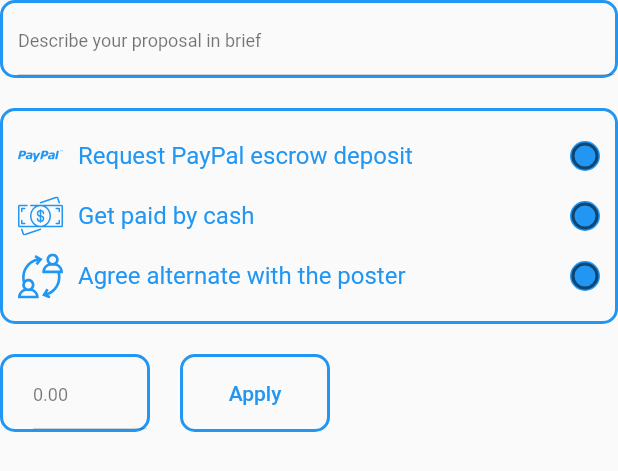
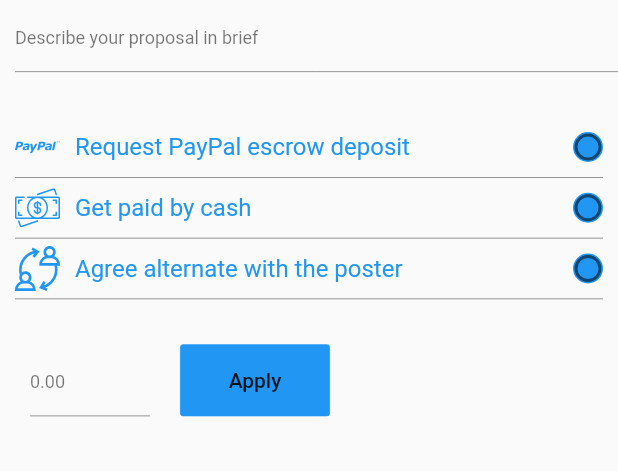
Before and after one commit to mohammed-mostapha/Fyrework, a Flutter app: the ProposalWidget widget shown alone on an empty page, opened directly with empty values, on a phone screen of 412 x 824 dp. Shown: the top 471 px of the screen. Run offline on Flutter 3.47's test engine with Material 2 defaults, Android fonts, the light colour scheme and no system bars; our stand-ins replace cached_network_image, camera, carousel_slider, chewie, cloud_firestore, connectivity and 20 more; missing offline and left inert: circular_reveal_animation, custom_switch, flutter_auth_buttons, flutter_common_exports, photo_manager, sliding_card; accounts and stored records are empty.

Commit message:
modified Apply or Hire template

```diff
--- a/lib/ui/shared/constants.dart
+++ b/lib/ui/shared/constants.dart
@@ -1,15 +1,6 @@
 import 'package:flutter/material.dart';
 
-const textInputDecoration = InputDecoration(
-  filled: true,
-  fillColor: Colors.white,
-  enabledBorder: UnderlineInputBorder(
-    borderSide: BorderSide(color: Colors.black26, width: 0.5),
-  ),
-  focusedBorder: UnderlineInputBorder(
-    borderSide: BorderSide(color: Colors.black, width: 0.5),
-  ),
-);
+//
 
 InputDecoration buildSignUpInputDecoration(BuildContext context, String hint) {
   return InputDecoration(
@@ -35,13 +26,8 @@ InputDecoration profileEditingInputDecoration(
     hintStyle: Theme.of(context).textTheme.caption,
     hintText: hint,
     errorStyle: TextStyle(height: 0),
-    // filled: true,
-    // fillColor: Colors.grey[50],
     enabledBorder: UnderlineInputBorder(
       borderSide: BorderSide(color: Colors.grey[50], width: 0.5),
     ),
-    // focusedBorder: UnderlineInputBorder(
-    //   borderSide: BorderSide(color: Colors.black, width: 0.5),
-    // ),
   );
 }
--- a/lib/ui/widgets/comment_item.dart
+++ b/lib/ui/widgets/comment_item.dart
@@ -577,8 +577,8 @@ class _CommentItemState extends State<CommentItem> {
                                               widget.preferredPaymentMethod !=
                                                       null
                                                   ? SizedBox(
-                                                      width: 20,
-                                                      height: 20,
+                                                      width: 30,
+                                                      height: 30,
                                                       child: SvgPicture.asset(
                                                           widget.preferredPaymentMethod ==
                                                                   'paypal'
--- a/lib/ui/widgets/proposal_widget.dart
+++ b/lib/ui/widgets/proposal_widget.dart
@@ -97,18 +97,25 @@ class _ProposalWidgetState extends State<ProposalWidget> {
         child: ListView(
           children: <Widget>[
             Container(
-              decoration: BoxDecoration(
-                // color: Theme.of(context).accentColor,
-                borderRadius: BorderRadius.circular(10),
-                border:
-                    Border.all(color: Theme.of(context).accentColor, width: 2),
-              ),
               padding: EdgeInsets.only(left: 10),
               child: TextFormField(
                 style: TextStyle(color: Theme.of(context).accentColor),
                 controller: _addProposalController,
                 decoration: buildSignUpInputDecoration(
-                    context, 'Describe your proposal in brief'),
+                  context,
+                  'Describe your proposal in brief',
+                ).copyWith(
+                  enabledBorder: UnderlineInputBorder(
+                    borderSide: BorderSide(
+                      color: Theme.of(context).textTheme.caption.color,
+                      width: 0.5,
+                    ),
+                  ),
+                  focusedBorder: UnderlineInputBorder(
+                    borderSide: BorderSide(
+                        color: Theme.of(context).accentColor, width: 0.5),
+                  ),
+                ),
                 inputFormatters: [
                   new LengthLimitingTextInputFormatter(500),
                 ],
@@ -121,18 +128,20 @@ class _ProposalWidgetState extends State<ProposalWidget> {
               height: 20,
             ),
             Container(
-              decoration: BoxDecoration(
-                  // color: Theme.of(context).accentColor,
-                  borderRadius: BorderRadius.circular(10),
-                  border: Border.all(
-                      color: Theme.of(context).accentColor, width: 2)),
               child: Padding(
                 padding: const EdgeInsets.all(10),
                 child: Column(
                   mainAxisAlignment: MainAxisAlignment.spaceBetween,
                   crossAxisAlignment: CrossAxisAlignment.start,
                   children: [
-                    Row(
+                    Container(
+                      decoration: BoxDecoration(
+                          border: Border(
+                              bottom: BorderSide(
+                        color: Theme.of(context).textTheme.caption.color,
+                        width: 0.5,
+                      ))),
+                      child: Row(
                         mainAxisAlignment: MainAxisAlignment.spaceBetween,
                         children: [
                           Row(
@@ -180,11 +189,15 @@ class _ProposalWidgetState extends State<ProposalWidget> {
                           ),
                         ],
                       ),
-                    // Divider(
-                    //   thickness: 0.5,
-                    //   color: Colors.black26,
-                    // ),
-                    Row(
+                    ),
+                    Container(
+                      decoration: BoxDecoration(
+                          border: Border(
+                              bottom: BorderSide(
+                        color: Theme.of(context).textTheme.caption.color,
+                        width: 0.5,
+                      ))),
+                      child: Row(
                         mainAxisAlignment: MainAxisAlignment.spaceBetween,
                         children: [
                           Row(
@@ -232,11 +245,15 @@ class _ProposalWidgetState extends State<ProposalWidget> {
                           ),
                         ],
                       ),
-                    // Divider(
-                    //   thickness: 0.5,
-                    //   color: Colors.black26,
-                    // ),
-                    Row(
+                    ),
+                    Container(
+                      decoration: BoxDecoration(
+                          border: Border(
+                              bottom: BorderSide(
+                        color: Theme.of(context).textTheme.caption.color,
+                        width: 0.5,
+                      ))),
+                      child: Row(
                         mainAxisAlignment: MainAxisAlignment.spaceBetween,
                         children: [
                           Row(
@@ -284,6 +301,7 @@ class _ProposalWidgetState extends State<ProposalWidget> {
                           ),
                         ],
                       ),
+                    ),
                   ],
                 ),
               ),
@@ -305,13 +323,7 @@ class _ProposalWidgetState extends State<ProposalWidget> {
                       children: <Widget>[
                         Container(
                           // height: 36,
-                          decoration: BoxDecoration(
-                              // color: Theme.of(context).accentColor,
-                              borderRadius: BorderRadius.circular(10),
-                              border: Border.all(
-                                color: Theme.of(context).accentColor,
-                                width: 2,
-                              )),
+
                           padding: EdgeInsets.only(left: 10),
                           width: 100,
                           child: Row(
@@ -334,7 +346,23 @@ class _ProposalWidgetState extends State<ProposalWidget> {
                                       color: Theme.of(context).accentColor),
                                   controller: _offeredBudgetController,
                                   decoration: buildSignUpInputDecoration(
-                                      context, '0.00'),
+                                          context, '0.00')
+                                      .copyWith(
+                                    enabledBorder: UnderlineInputBorder(
+                                      borderSide: BorderSide(
+                                        color: Theme.of(context)
+                                            .textTheme
+                                            .caption
+                                            .color,
+                                        width: 0.5,
+                                      ),
+                                    ),
+                                    focusedBorder: UnderlineInputBorder(
+                                      borderSide: BorderSide(
+                                          color: Theme.of(context).accentColor,
+                                          width: 0.5),
+                                    ),
+                                  ),
 
                                   keyboardType: TextInputType.number,
                                   validator: (value) =>
@@ -354,27 +382,21 @@ class _ProposalWidgetState extends State<ProposalWidget> {
                       width: 20,
                     ),
                     Container(
-                        height: 52,
+                        height: 48,
+                        width: 100.0,
                         decoration: BoxDecoration(
-                            // color: Theme.of(context).accentColor,
-                            borderRadius: BorderRadius.circular(10),
+                          color: Theme.of(context).accentColor,
                           border: Border.all(
-                              color: Theme.of(context).accentColor,
-                              width: 2,
-                            )),
-                        width: 100.0,
+                              color: Theme.of(context).accentColor, width: 0.5),
+                          borderRadius: BorderRadius.circular(2),
+                        ),
                         child: GestureDetector(
                           child: Center(
                             child: Text(
                                 widget.passedGigValue == 'Gigs I can do'
                                     ? 'Hire'
                                     : 'Apply',
-                              style: Theme.of(context)
-                                  .textTheme
-                                  .bodyText1
-                                  .copyWith(
-                                      color: Theme.of(context).accentColor),
-                            ),
+                                style: Theme.of(context).textTheme.bodyText1),
                           ),
                           onTap: () {
                             // Navigator.pop(context);
```
Lines whose indentation alone changed are shown as unchanged.
